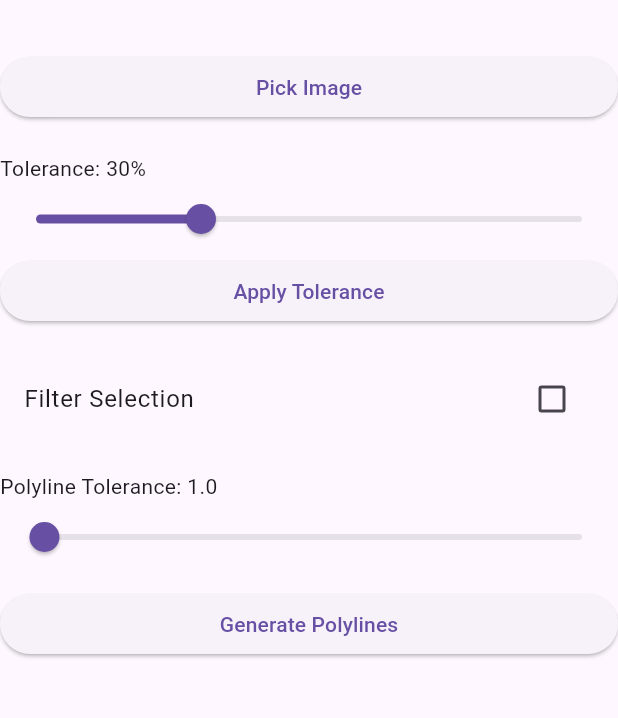
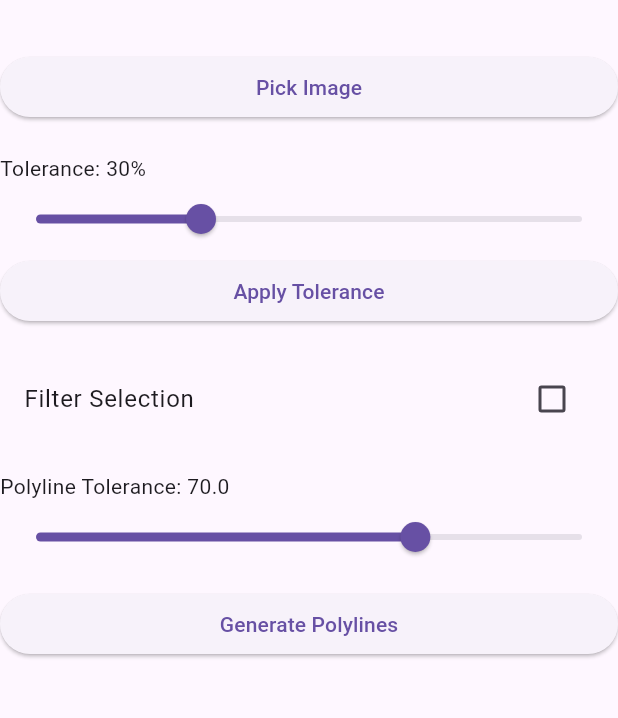
Before and after one commit to PickledPenguin/FloodFillDemo, a Flutter app: the screen it shows after launch, on a phone screen of 412 x 824 dp, the part 63-781 px from its top. Run offline on Flutter 3.47's test engine with Material 3 defaults, Android fonts, the phone set to English and light mode, and no system bars; our stand-ins replace image_picker.

Commit message:
Small change to include all pixels that are on the border of the image to the array of edge pixels, which will always ensure a closed loop and fix a lot of edge cases with the polyline generation

```diff
--- a/lib/screens/screen.dart
+++ b/lib/screens/screen.dart
@@ -29,7 +29,7 @@ class _ImageSelectorScreenState extends State<ImageSelectorScreen> {
   Offset? _tapPosition;  // Position where the user tapped on the image
   bool _enableFiltering = false;  // Flag to toggle filtering on/off
   List<Offset> _polylinePoints = []; // For polylines
-  double _polylineTolerance = 1.0;  // For polyline tolerance
+  double _polylineTolerance = 70.0;  // For polyline tolerance
 
   // Method to pick an image from the gallery
   Future<void> _pickImage() async {
--- a/lib/utils/selection_fill.dart
+++ b/lib/utils/selection_fill.dart
@@ -29,7 +29,8 @@ List<Offset> getOutline(img.Image image, int startX, int startY, double toleranc
     final currentColor = image.getPixel(x, y);  // Get the color of the current pixel
 
     // Compare the color of the current pixel to the target color. If the difference exceeds the tolerance, add to the outline
-    if (_colorDifference(targetColor, currentColor) > tolerance) {
+    // Also add the point to the outline if it is right next to the border of the image
+    if (_colorDifference(targetColor, currentColor) > tolerance || (x < 1 || y < 1 || x >= width -1 || y >= height -1)) {
       outlinePoints.add(Offset(x.toDouble(), y.toDouble()));  // Add the current point as part of the outline
       continue;  // Continue to the next pixel
     }
```
